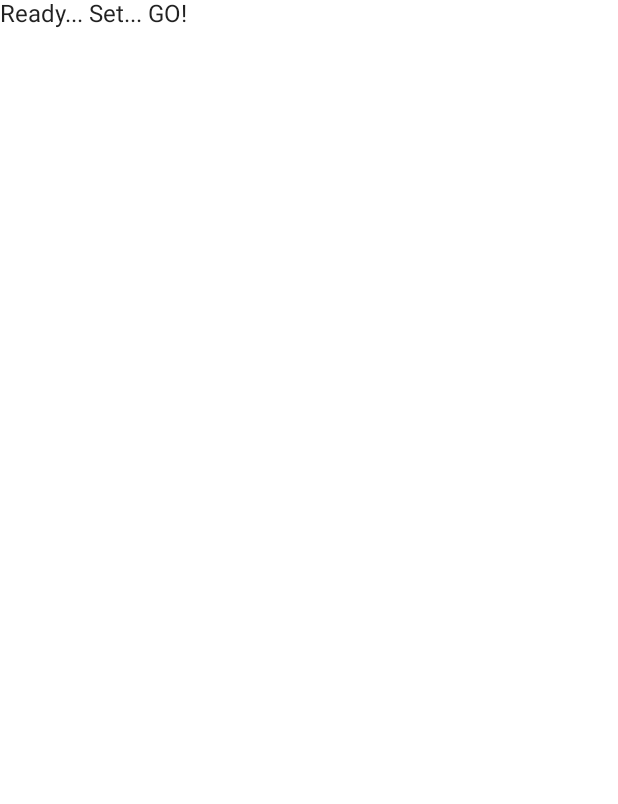
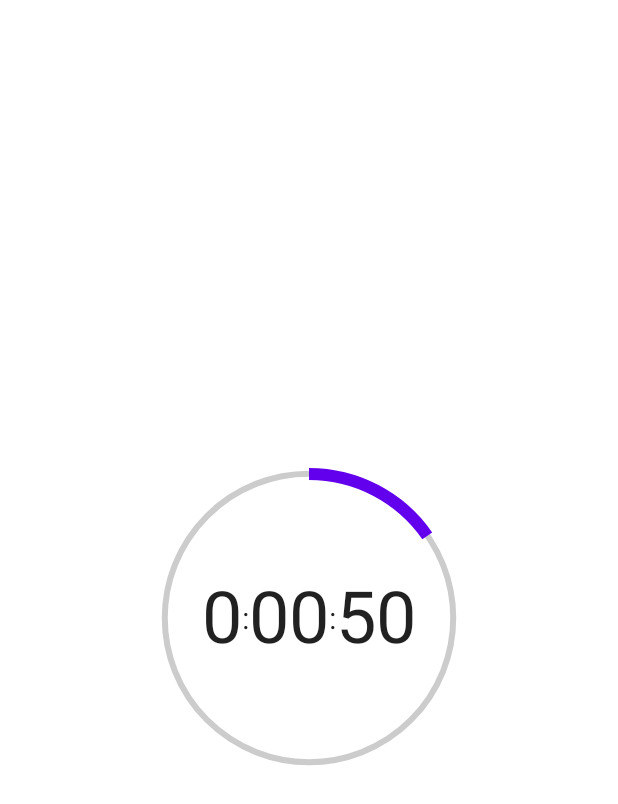
Before and after one commit to yashovardhan99/ComposeTimer, an Android app built with Jetpack Compose: the screen it shows after launch (MainActivity), on a phone screen of 412 x 824 dp. Before the commit the part shown is almost empty. Shown: the top 804 px of the screen. Run offline under Robolectric (Android 15) with nearby library versions, the phone set to English and light mode, and no system bars.

Commit message:
Added Timer display and ViewModel

```diff
--- a/app/src/main/java/com/example/androiddevchallenge/MainActivity.kt
+++ b/app/src/main/java/com/example/androiddevchallenge/MainActivity.kt
@@ -17,22 +17,39 @@ package com.example.androiddevchallenge
 
 import android.os.Bundle
 import androidx.activity.compose.setContent
+import androidx.activity.viewModels
 import androidx.appcompat.app.AppCompatActivity
+import androidx.compose.foundation.layout.fillMaxSize
 import androidx.compose.material.MaterialTheme
 import androidx.compose.material.Surface
 import androidx.compose.material.Text
 import androidx.compose.runtime.Composable
+import androidx.compose.ui.Modifier
 import androidx.compose.ui.tooling.preview.Preview
+import com.example.androiddevchallenge.ui.layouts.TimerFace
 import com.example.androiddevchallenge.ui.theme.MyTheme
+import java.time.Duration
 
 class MainActivity : AppCompatActivity() {
+    val viewModel: MainViewModel by viewModels()
     override fun onCreate(savedInstanceState: Bundle?) {
         super.onCreate(savedInstanceState)
         setContent {
             MyTheme {
-                MyApp()
+                Surface(
+                    color = MaterialTheme.colors.background,
+                    modifier = Modifier.fillMaxSize()
+                ) {
+                    TimerFace(viewModel = viewModel)
+                }
             }
         }
+    }
+
+    override fun onStart() {
+        super.onStart()
+        viewModel.setTimer(Duration.ofMinutes(1))
+        viewModel.startTimer()
     }
 }
 
--- /dev/null
+++ b/app/src/main/java/com/example/androiddevchallenge/MainViewModel.kt
@@ -0,0 +1,56 @@
+/*
+ * Copyright 2021 The Android Open Source Project
+ *
+ * Licensed under the Apache License, Version 2.0 (the "License");
+ * you may not use this file except in compliance with the License.
+ * You may obtain a copy of the License at
+ *
+ *     https://www.apache.org/licenses/LICENSE-2.0
+ *
+ * Unless required by applicable law or agreed to in writing, software
+ * distributed under the License is distributed on an "AS IS" BASIS,
+ * WITHOUT WARRANTIES OR CONDITIONS OF ANY KIND, either express or implied.
+ * See the License for the specific language governing permissions and
+ * limitations under the License.
+ */
+package com.example.androiddevchallenge
+
+import android.util.Log
+import androidx.lifecycle.ViewModel
+import androidx.lifecycle.viewModelScope
+import kotlinx.coroutines.Job
+import kotlinx.coroutines.delay
+import kotlinx.coroutines.ensureActive
+import kotlinx.coroutines.flow.MutableStateFlow
+import kotlinx.coroutines.flow.asStateFlow
+import kotlinx.coroutines.launch
+import java.time.Duration
+import java.time.LocalDateTime
+
+class MainViewModel : ViewModel() {
+    private var job: Job? = null
+    private val _timeRemaining = MutableStateFlow(Duration.ZERO)
+    val timeRemaining = _timeRemaining.asStateFlow()
+
+    private val _totalTime = MutableStateFlow(Duration.ZERO)
+    val totalTime = _totalTime.asStateFlow()
+
+    fun setTimer(duration: Duration) {
+        _totalTime.value = duration
+        _timeRemaining.value = duration
+    }
+
+    fun startTimer() {
+        val initialTime = LocalDateTime.now()
+        job?.cancel()
+        job = viewModelScope.launch {
+            while (_timeRemaining.value > Duration.ZERO) {
+                ensureActive()
+                val elapsed = Duration.between(initialTime, LocalDateTime.now())
+                _timeRemaining.value = (_totalTime.value - elapsed).coerceAtLeast(Duration.ZERO)
+                Log.d("ViewModel", "Time remaining = ${_timeRemaining.value} Elapsed = $elapsed")
+                delay(200)
+            }
+        }
+    }
+}
--- /dev/null
+++ b/app/src/main/java/com/example/androiddevchallenge/ui/layouts/TimerDisplay.kt
@@ -0,0 +1,136 @@
+/*
+ * Copyright 2021 The Android Open Source Project
+ *
+ * Licensed under the Apache License, Version 2.0 (the "License");
+ * you may not use this file except in compliance with the License.
+ * You may obtain a copy of the License at
+ *
+ *     https://www.apache.org/licenses/LICENSE-2.0
+ *
+ * Unless required by applicable law or agreed to in writing, software
+ * distributed under the License is distributed on an "AS IS" BASIS,
+ * WITHOUT WARRANTIES OR CONDITIONS OF ANY KIND, either express or implied.
+ * See the License for the specific language governing permissions and
+ * limitations under the License.
+ */
+package com.example.androiddevchallenge.ui.layouts
+
+import android.util.Log
+import androidx.compose.animation.core.animateFloatAsState
+import androidx.compose.animation.core.animateIntAsState
+import androidx.compose.foundation.clickable
+import androidx.compose.foundation.layout.Arrangement
+import androidx.compose.foundation.layout.Box
+import androidx.compose.foundation.layout.Row
+import androidx.compose.foundation.layout.sizeIn
+import androidx.compose.foundation.layout.wrapContentSize
+import androidx.compose.material.CircularProgressIndicator
+import androidx.compose.material.MaterialTheme
+import androidx.compose.material.Surface
+import androidx.compose.material.Text
+import androidx.compose.runtime.Composable
+import androidx.compose.runtime.collectAsState
+import androidx.compose.runtime.derivedStateOf
+import androidx.compose.runtime.getValue
+import androidx.compose.ui.Alignment
+import androidx.compose.ui.Modifier
+import androidx.compose.ui.draw.drawBehind
+import androidx.compose.ui.graphics.Color
+import androidx.compose.ui.graphics.drawscope.Stroke
+import androidx.compose.ui.text.font.FontFamily
+import androidx.compose.ui.tooling.preview.Preview
+import androidx.compose.ui.unit.dp
+import androidx.compose.ui.unit.sp
+import com.example.androiddevchallenge.MainViewModel
+import com.example.androiddevchallenge.ui.theme.MyTheme
+import java.time.Duration
+
+@Composable
+fun TimerFace(viewModel: MainViewModel) {
+    val totalDuration by viewModel.totalTime.collectAsState()
+    val timeRemaining by viewModel.timeRemaining.collectAsState()
+    Log.d("TimerFace", "Total duration = $totalDuration")
+    Log.d("TimerFace", "Time remaining = $timeRemaining")
+    val hours by derivedStateOf { timeRemaining.toHours() }
+    val minutes by derivedStateOf { timeRemaining.minusHours(hours).toMinutes() }
+    val seconds by
+    derivedStateOf {
+        timeRemaining.minusHours(hours).minusMinutes(minutes).seconds
+    }
+    Log.d("TimerFace", "H = $hours M = $minutes S = $seconds")
+    val progress by animateFloatAsState(
+        targetValue = 1 - timeRemaining.toNanos().toFloat() / totalDuration.toNanos().toFloat()
+            .coerceAtLeast(1f)
+    )
+    Box(
+        modifier = Modifier.wrapContentSize(Alignment.Center),
+        contentAlignment = Alignment.Center
+    ) {
+        CircularProgressIndicator(
+            progress = progress,
+            Modifier.drawBehind {
+                drawCircle(
+                    Color.LightGray,
+                    radius = size.minDimension / 2.08f,
+                    style = Stroke(width = 4.dp.toPx())
+                )
+            }.sizeIn(minWidth = 200.dp, minHeight = 200.dp),
+            strokeWidth = 8.dp
+        )
+        DurationDisplay(hours = hours, minutes = minutes, seconds = seconds, onClick = { /*TODO*/ })
+    }
+}
+
+@Composable
+fun DurationDisplay(hours: Long, minutes: Long, seconds: Long, onClick: () -> Unit) {
+    Row(
+        verticalAlignment = Alignment.CenterVertically,
+        horizontalArrangement = Arrangement.Center,
+        modifier = Modifier
+            .clickable { onClick() }
+    ) {
+        TimerText(label = "", time = hours.toInt(), padNeeded = false, size = 48)
+        Text(text = ":", fontSize = 20.sp)
+        TimerText(label = "", time = minutes.toInt(), padNeeded = true, size = 48)
+        Text(text = ":", fontSize = 20.sp)
+        TimerText(label = "", time = seconds.toInt(), padNeeded = true, size = 48)
+    }
+}
+
+@Composable
+fun TimerText(label: String, time: Int, padNeeded: Boolean, size: Int) {
+    val displayTime by animateIntAsState(targetValue = time)
+    val displaySize by animateIntAsState(targetValue = size)
+    Text(
+        text = if (padNeeded) displayTime.toString().padStart(2, '0') else displayTime.toString(),
+        modifier = Modifier,
+        fontFamily = FontFamily.SansSerif,
+        fontSize = displaySize.sp
+    )
+}
+
+@Preview(name = "Light theme", widthDp = 360, heightDp = 640)
+@Composable
+fun TimerDisplayPreviewLight() {
+    val viewModel = MainViewModel()
+    viewModel.setTimer(Duration.ofMinutes(1))
+    viewModel.startTimer()
+    MyTheme {
+        Surface(color = MaterialTheme.colors.background) {
+            TimerFace(viewModel)
+        }
+    }
+}
+
+@Preview(name = "Dark theme", widthDp = 360, heightDp = 640)
+@Composable
+fun TimerDisplayPreviewDark() {
+    val viewModel = MainViewModel()
+    viewModel.setTimer(Duration.ofMinutes(1))
+    viewModel.startTimer()
+    MyTheme(darkTheme = true) {
+        Surface(color = MaterialTheme.colors.background) {
+            TimerFace(viewModel)
+        }
+    }
+}
--- a/app/src/main/java/com/example/androiddevchallenge/ui/layouts/TimerSettings.kt
+++ b/app/src/main/java/com/example/androiddevchallenge/ui/layouts/TimerSettings.kt
@@ -79,7 +79,7 @@ fun TimerSetting(
     }
     Column(
         modifier,
-        verticalArrangement = Arrangement.spacedBy(8.dp),
+        verticalArrangement = Arrangement.spacedBy(8.dp, Alignment.CenterVertically),
         horizontalAlignment = Alignment.CenterHorizontally
     ) {
         DurationDisplay(hours, selected, minutes, seconds, onSelect = { selected = it })
@@ -97,7 +97,8 @@ fun TimerOptions(onClick: () -> Unit) {
     IconButton(onClick = onClick) {
         Icon(
             imageVector = Icons.Default.PlayCircleFilled, contentDescription = "Start Timer",
-            modifier = Modifier.size(48.dp)
+            modifier = Modifier.size(48.dp),
+            tint = MaterialTheme.colors.primary
         )
     }
 }
@@ -223,7 +224,7 @@ fun TimerSettingText(label: String, time: String, isSelected: Boolean, onSelect:
     )
 }
 
-@Preview(name = "Light theme", showSystemUi = true)
+@Preview(name = "Light theme", widthDp = 360, heightDp = 640)
 @Composable
 fun TimerSettingPreview() {
     MyTheme {
@@ -233,7 +234,7 @@ fun TimerSettingPreview() {
     }
 }
 
-@Preview(name = "Dark theme", showSystemUi = true)
+@Preview(name = "Dark theme", widthDp = 360, heightDp = 640)
 @Composable
 fun TimerSettingPreviewDark() {
     MyTheme(darkTheme = true) {
```
